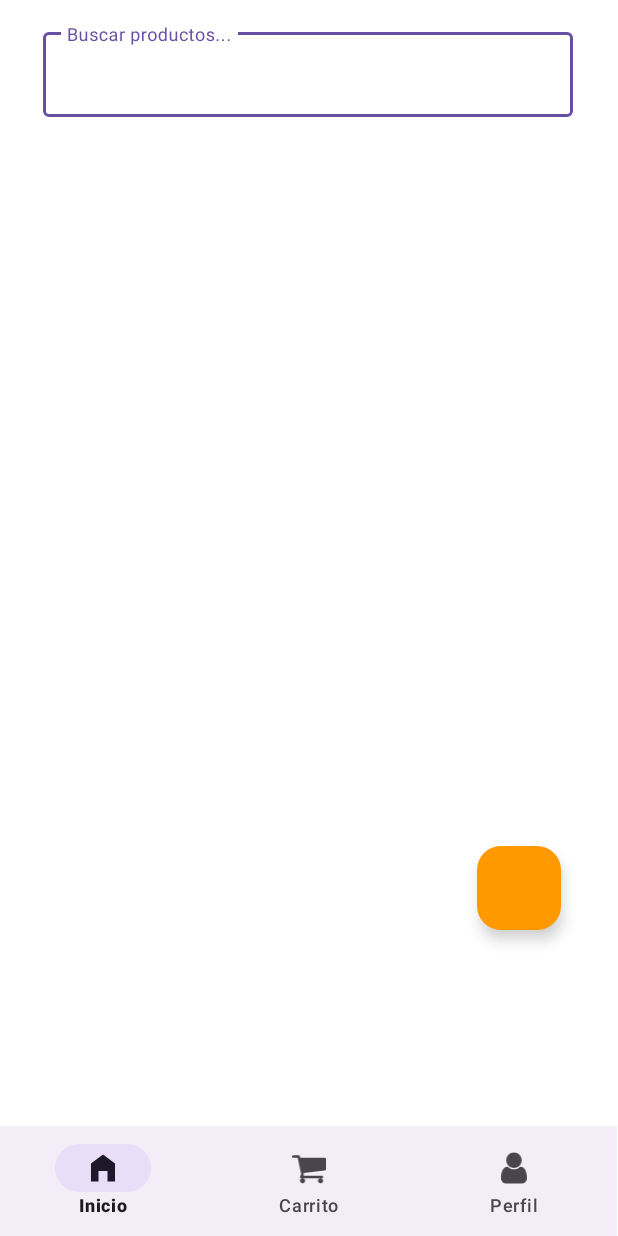
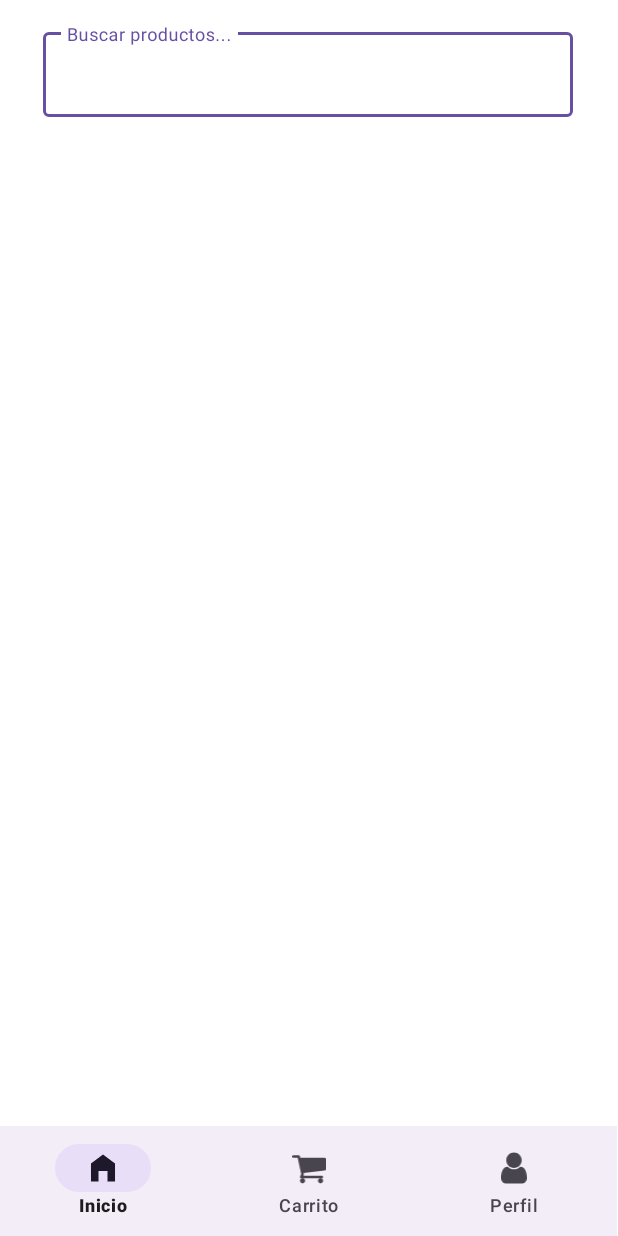
Before and after one commit to 0kev0/PC_AR_Store, an Android app: the FragmentCatalogo screen opened directly, with no data from a screen before it, on a phone screen of 412 x 824 dp. Run offline under Robolectric (Android 15) with nearby library versions, the phone set to English and light mode, and no system bars; 1 statement that could not run was skipped.

```diff
--- a/app/src/main/res/layout/fragment_catalogo.xml
+++ b/app/src/main/res/layout/fragment_catalogo.xml
@@ -49,15 +49,5 @@
         app:layout_constraintTop_toBottomOf="@id/searchLayout"
         tools:listitem="@layout/item_producto" />
 
-    <!-- Botón flotante para filtros -->
-    <com.google.android.material.floatingactionbutton.FloatingActionButton
-        android:id="@+id/fabFilter"
-        android:layout_width="wrap_content"
-        android:layout_height="wrap_content"
-        android:layout_margin="16dp"
-        app:backgroundTint="@color/amazon_orange"
-        app:layout_constraintBottom_toBottomOf="parent"
-        app:layout_constraintEnd_toEndOf="parent"
-        app:tint="@color/white" />
 
 </androidx.constraintlayout.widget.ConstraintLayout>
```
